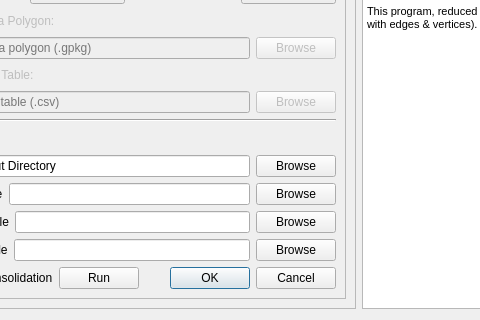
Old version of the form ui/tsm_link_consolidator.ui in the repository TSMv6/tsm_panel; both pictures show x 102 to 582 and y 253 to 573 of the 921 by 573 pixel window.
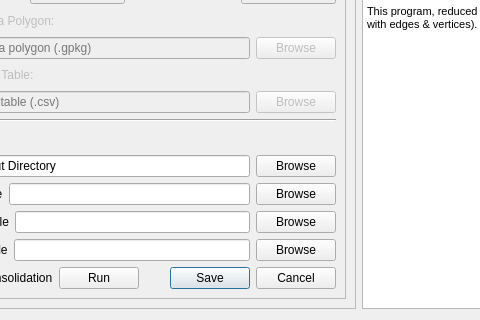
New version of the form.

```diff
--- a/ui/tsm_link_consolidator.ui
+++ b/ui/tsm_link_consolidator.ui
@@ -435,7 +435,7 @@
               <enum>Qt::Horizontal</enum>
              </property>
              <property name="standardButtons">
-              <set>QDialogButtonBox::Cancel|QDialogButtonBox::Ok</set>
+              <set>QDialogButtonBox::Cancel|QDialogButtonBox::Save</set>
              </property>
             </widget>
            </item>
```
